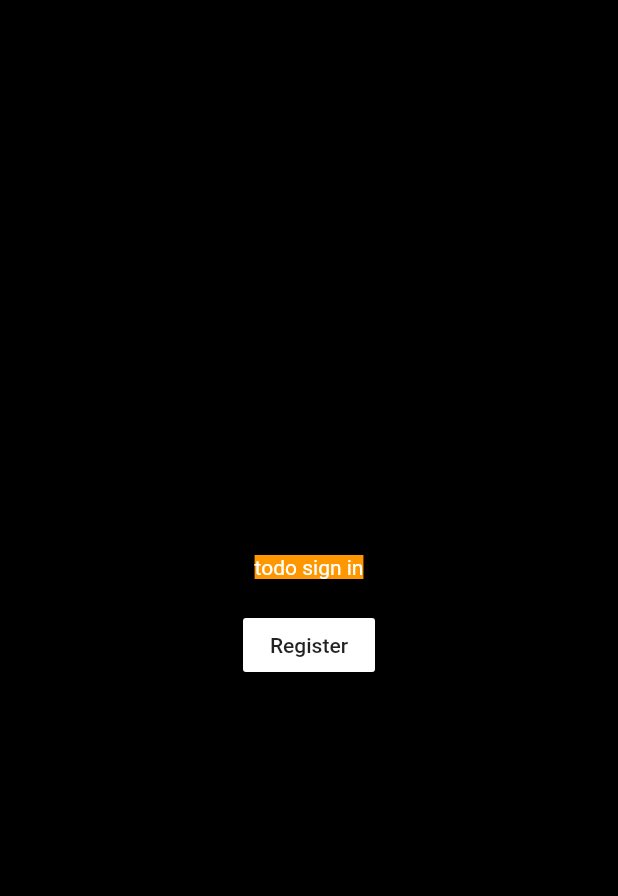
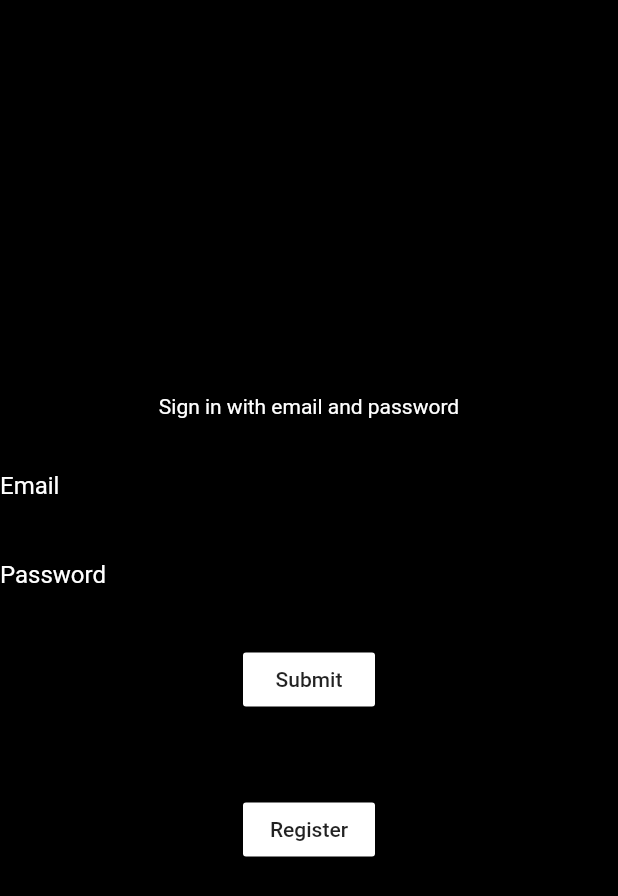
Before and after one commit to hbock-42/little_chat, a Flutter app: the screen it shows after launch, on a phone screen of 412 x 824 dp. Shown: the top 896 px of the screen. Run offline on Flutter 3.47's test engine with Material 2 defaults, Android fonts, the phone set to English and light mode, and no system bars; our stand-ins replace bloc, equatable, firebase_auth; accounts and stored records are empty.

Commit message:
start auth

```diff
--- /dev/null
+++ b/lib/app_theme.dart
@@ -0,0 +1,5 @@
+import 'package:flutter/material.dart';
+
+class AppTheme {
+  static const TextStyle inputLabelStyle = TextStyle(color: Colors.white);
+}
--- /dev/null
+++ b/lib/blocs/user_bloc/user_event.dart
@@ -0,0 +1,5 @@
+part of 'user_bloc.dart';
+
+abstract class UserEvent extends Equatable {
+  const UserEvent();
+}
--- a/lib/widgets/sign_in.dart
+++ b/lib/widgets/sign_in.dart
@@ -1,4 +1,8 @@
+import 'package:firebase_auth/firebase_auth.dart';
 import 'package:flutter/material.dart';
+import 'package:little_chat/app_theme.dart';
+
+final FirebaseAuth _auth = FirebaseAuth.instance;
 
 class SignIn extends StatefulWidget {
   @override
@@ -6,11 +10,96 @@ class SignIn extends StatefulWidget {
 }
 
 class _SignInState extends State<SignIn> {
+  final GlobalKey<FormState> _formKey = GlobalKey<FormState>();
+  final TextEditingController _emailController = TextEditingController();
+  final TextEditingController _passwordController = TextEditingController();
+  bool _success;
+  String _userEmail;
   @override
   Widget build(BuildContext context) {
-    return Container(
-      color: Colors.orange,
-      child: Text("todo sign in"),
+    return Form(
+      key: _formKey,
+      child: Column(
+        crossAxisAlignment: CrossAxisAlignment.start,
+        children: <Widget>[
+          Container(
+            child: const Text('Sign in with email and password'),
+            padding: const EdgeInsets.all(16),
+            alignment: Alignment.center,
+          ),
+          TextFormField(
+            controller: _emailController,
+            decoration: const InputDecoration(
+                labelText: 'Email', labelStyle: AppTheme.inputLabelStyle),
+            validator: (String value) {
+              if (value.isEmpty) {
+                return 'Please enter some text';
+              }
+              return null;
+            },
+          ),
+          TextFormField(
+            obscureText: true,
+            controller: _passwordController,
+            decoration: const InputDecoration(
+                labelText: 'Password', labelStyle: AppTheme.inputLabelStyle),
+            validator: (String value) {
+              if (value.isEmpty) {
+                return 'Please enter some text';
+              }
+              return null;
+            },
+          ),
+          Container(
+            padding: const EdgeInsets.symmetric(vertical: 16.0),
+            alignment: Alignment.center,
+            child: FlatButton(
+              color: Colors.white,
+              onPressed: () async {
+                if (_formKey.currentState.validate()) {
+                  _signInWithEmailAndPassword();
+                }
+              },
+              child: const Text('Submit'),
+            ),
+          ),
+          Container(
+            alignment: Alignment.center,
+            padding: const EdgeInsets.symmetric(horizontal: 16),
+            child: Text(
+              _success == null
+                  ? ''
+                  : (_success
+                      ? 'Successfully signed in ' + _userEmail
+                      : 'Sign in failed'),
+              style: TextStyle(color: Colors.red),
+            ),
+          )
+        ],
+      ),
     );
   }
+
+  @override
+  void dispose() {
+    _emailController.dispose();
+    _passwordController.dispose();
+    super.dispose();
+  }
+
+  void _signInWithEmailAndPassword() async {
+    final FirebaseUser user = (await _auth.signInWithEmailAndPassword(
+      email: _emailController.text,
+      password: _passwordController.text,
+    ))
+        .user;
+    if (user != null) {
+      setState(() {
+        _success = true;
+        _userEmail = user.email;
+      });
+    } else {
+      _success = false;
+    }
+  }
 }
--- a/pubspec.yaml
+++ b/pubspec.yaml
@@ -14,6 +14,8 @@ dependencies:
 
   cloud_firestore: ^0.13.5
   firebase_auth: ^0.16.0
+  flutter_bloc: ^4.0.0
+  equatable: ^1.1.1
 
   cupertino_icons: ^0.1.3
 
```
Also changed, not shown: lib/blocs/user_bloc/user_bloc.dart (added, +19 -0 lines), lib/blocs/user_bloc/user_state.dart (added, +14 -0 lines), pubspec.lock.
